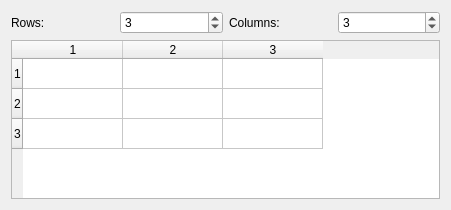
Old version of the form src/assistants/linearalgebra/creatematrix/creatematrixdlg.ui in the repository KDE/cantor.
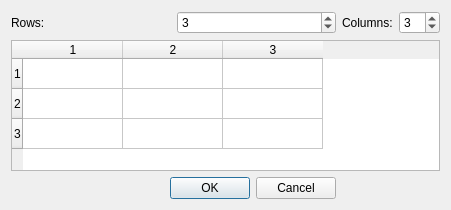
New version of the form.

Commit message: Port KDialog to QDialog

```diff
--- a/src/assistants/linearalgebra/creatematrix/creatematrixdlg.ui
+++ b/src/assistants/linearalgebra/creatematrix/creatematrixdlg.ui
@@ -63,6 +63,13 @@
      <column/>
     </widget>
    </item>
+   <item row="2" column="0">
+    <widget class="QDialogButtonBox" name="buttonBox">
+     <property name="standardButtons">
+      <set>QDialogButtonBox::Cancel|QDialogButtonBox::Ok</set>
+     </property>
+    </widget>
+   </item>
   </layout>
  </widget>
  <resources/>
```
Left out of the diff: 36 changed lines with no effect on the pictures. The commit also changes 10 other files.
